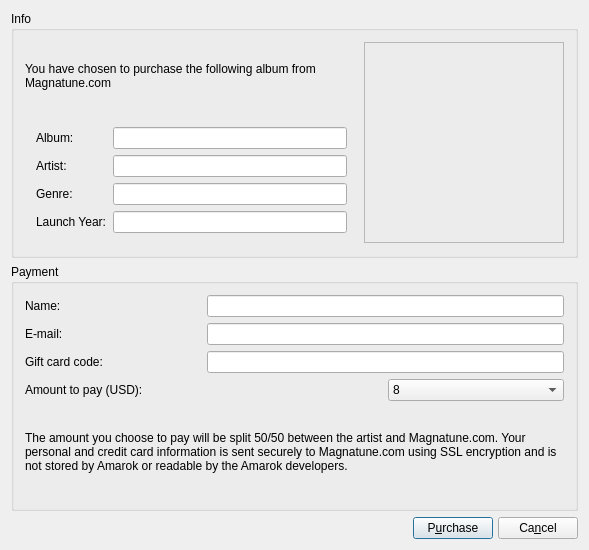
This is src/services/magnatune/MagnatunePurchaseDialogBase.ui in netrunner-debian-kde-extras/amarok as Qt 5 draws it before an edit. The edited form follows.
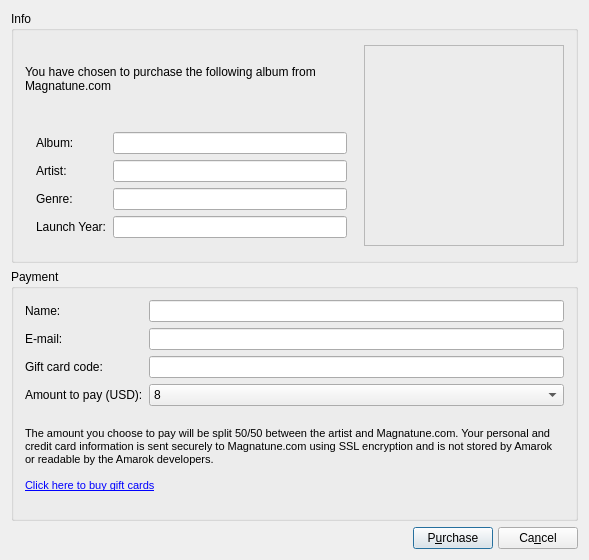
This is the edited form. Icons and pictures are not drawn.

Commit message: Import amarok master as of 8e811321bc6c04d9d593f1b5ec34da8fb924be7f.

The edit to the form file:
```diff
--- a/src/services/magnatune/MagnatunePurchaseDialogBase.ui
+++ b/src/services/magnatune/MagnatunePurchaseDialogBase.ui
@@ -10,13 +10,13 @@
     <x>0</x>
     <y>0</y>
     <width>589</width>
-    <height>550</height>
+    <height>560</height>
    </rect>
   </property>
   <property name="minimumSize">
    <size>
     <width>589</width>
-    <height>550</height>
+    <height>560</height>
    </size>
   </property>
   <property name="windowTitle">
@@ -187,7 +187,7 @@
         </property>
        </widget>
       </item>
-      <item row="0" column="1" colspan="2">
+      <item row="0" column="1">
        <widget class="QLineEdit" name="nameEdit"/>
       </item>
       <item row="1" column="0">
@@ -200,7 +200,7 @@
         </property>
        </widget>
       </item>
-      <item row="1" column="1" colspan="2">
+      <item row="1" column="1">
        <widget class="QLineEdit" name="emailEdit"/>
       </item>
       <item row="2" column="0">
@@ -213,10 +213,10 @@
         </property>
        </widget>
       </item>
-      <item row="2" column="1" colspan="2">
+      <item row="2" column="1">
        <widget class="QLineEdit" name="gcEdit"/>
       </item>
-      <item row="3" column="0" colspan="2">
+      <item row="3" column="0">
        <widget class="QLabel" name="textLabel7">
         <property name="text">
          <string>Amount to pay (USD):</string>
@@ -226,7 +226,7 @@
         </property>
        </widget>
       </item>
-      <item row="3" column="2">
+      <item row="3" column="1">
        <widget class="QComboBox" name="amountComboBox">
         <property name="currentIndex">
          <number>3</number>
@@ -303,10 +303,16 @@
         </item>
        </widget>
       </item>
-      <item row="4" column="0" colspan="3">
+      <item row="4" column="0" colspan="2">
        <widget class="QLabel" name="textLabel17">
         <property name="text">
-         <string>The amount you choose to pay will be split 50/50 between the artist and Magnatune.com. Your personal and credit card information is sent securely to Magnatune.com using SSL encryption and is not stored by Amarok or readable by the Amarok developers.</string>
+         <string>&lt;!DOCTYPE HTML PUBLIC &quot;-//W3C//DTD HTML 4.0//EN&quot; &quot;http://www.w3.org/TR/REC-html40/strict.dtd&quot;&gt;
+&lt;html&gt;&lt;head&gt;&lt;meta name=&quot;qrichtext&quot; content=&quot;1&quot; /&gt;&lt;style type=&quot;text/css&quot;&gt;
+p, li { white-space: pre-wrap; }
+&lt;/style&gt;&lt;/head&gt;&lt;body style=&quot; font-family:'DejaVu Serif'; font-size:8pt; font-weight:400; font-style:normal;&quot;&gt;
+&lt;p style=&quot; margin-top:0px; margin-bottom:0px; margin-left:0px; margin-right:0px; -qt-block-indent:0; text-indent:0px;&quot;&gt;The amount you choose to pay will be split 50/50 between the artist and Magnatune.com. Your personal and credit card information is sent securely to Magnatune.com using SSL encryption and is not stored by Amarok or readable by the Amarok developers.&lt;/p&gt;
+&lt;p style=&quot;-qt-paragraph-type:empty; margin-top:0px; margin-bottom:0px; margin-left:0px; margin-right:0px; -qt-block-indent:0; text-indent:0px;&quot;&gt;&lt;/p&gt;
+&lt;p style=&quot; margin-top:0px; margin-bottom:0px; margin-left:0px; margin-right:0px; -qt-block-indent:0; text-indent:0px;&quot;&gt;&lt;a href=&quot;https://magnatune.com/buy/gc_buy_pp.php&quot;&gt;&lt;span style=&quot; text-decoration: underline; color:#0000ff;&quot;&gt;Click here to buy gift cards&lt;/span&gt;&lt;/a&gt;&lt;/p&gt;&lt;/body&gt;&lt;/html&gt;</string>
         </property>
         <property name="alignment">
          <set>Qt::AlignVCenter</set>
```
Left out of the diff: 6 changed lines with no effect on the pictures. The commit also changes 1923 other files.
